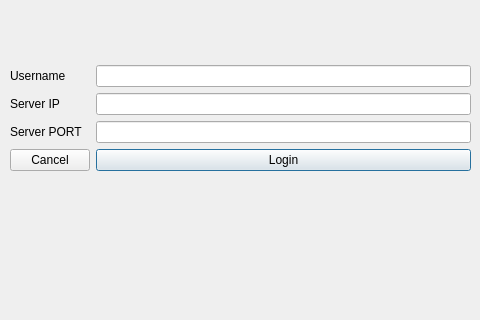
Old version of the form simple_grpc_chat/frontend/ui/login.ui in the repository vadyushkins/simple-grpc-chat; both pictures show x 0 to 480 and y 195 to 515 of the 480 by 640 pixel window.
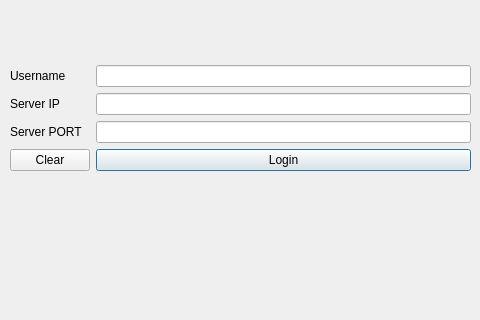
New version of the form.

What changed in the file:
```diff
--- a/simple_grpc_chat/frontend/ui/login.ui
+++ b/simple_grpc_chat/frontend/ui/login.ui
@@ -63,7 +63,7 @@
     <item row="3" column="0">
      <widget class="QPushButton" name="CancelButton">
       <property name="text">
-       <string>Cancel</string>
+       <string>Clear</string>
       </property>
      </widget>
     </item>
```
Left out of the diff: 2 changed lines with no effect on the pictures.
